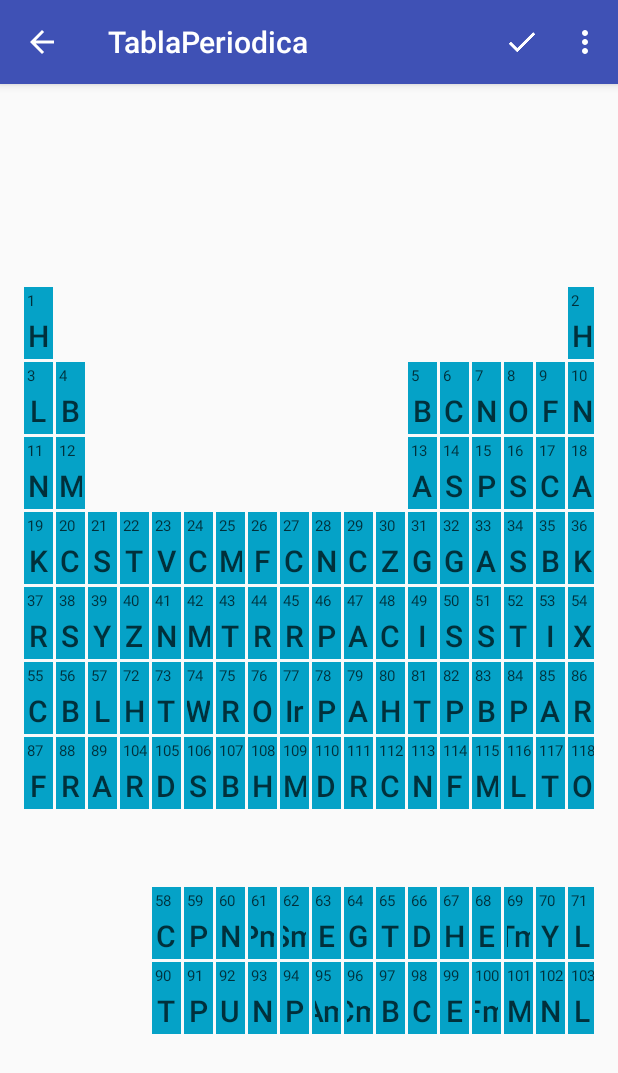
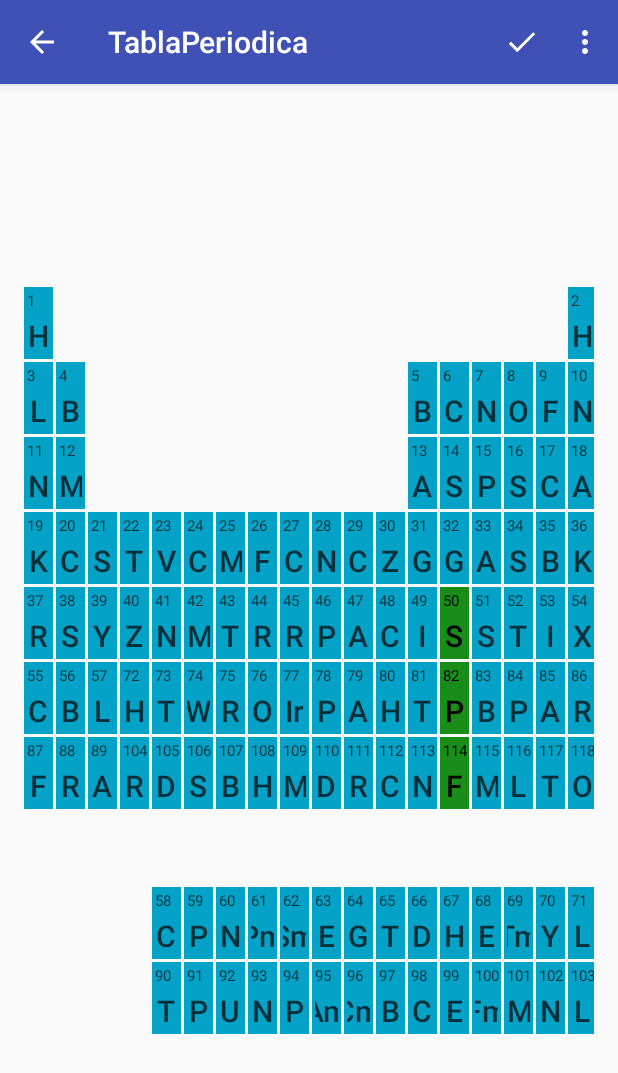
Before and after one commit to PatitoGordo/Periodic-Table, an Android app: the TableActivity screen opened directly, with no data from a screen before it, in the options menu, after a tap on "Deseleccionar respuestas", on a phone screen of 412 x 824 dp. Shown: the top 1073 px of the screen. Run offline under Robolectric (Android 15) with nearby library versions, the phone set to English and light mode, and no system bars; 1 statement that could not run was skipped.

Commit message:
Al presionar la palomita, se muestra la respuesta en verde.

```diff
--- a/TablaPeriodica/app/src/main/java/com/example/pc/tablaperiodica/ElementsAdapter.java
+++ b/TablaPeriodica/app/src/main/java/com/example/pc/tablaperiodica/ElementsAdapter.java
@@ -17,6 +17,8 @@ import android.widget.TextView;
 import android.widget.Toast;
 
 import com.example.pc.tablaperiodica.data.TableElements;
+
+import static com.example.pc.tablaperiodica.data.TableElements.tableIndex;
 
 /**
  * Created by pc on 23/09/2017.
@@ -76,9 +78,13 @@ public class ElementsAdapter extends BaseAdapter{
 
     public void clearSelection(GridView grid){
 
+        int brightColor = mContext.getResources().getColor(R.color.elementColor);
+        int darkColor = mContext.getResources().getColor(R.color.elementColorDark);
+
         for (int i=0; i<getCount(); i++){
             if(getElementIndexFromPosition(i) > 0) {
                 View element = grid.getChildAt(i);
+                element.findViewById(R.id.element_status_icon).setVisibility(View.GONE);
                 final TextView numberTextView = (TextView) element.findViewById(R.id.tv_atomic_number);
                 int elementIndex = Integer.parseInt(numberTextView.getText().toString());
 
@@ -88,7 +94,7 @@ public class ElementsAdapter extends BaseAdapter{
 
                     int animDuration = 70;
                     float scale = 1.2f;
-                    animateElement(element, animDuration, scale, false);
+                    animateElement(element, brightColor, darkColor);
                 }
             }
 
@@ -97,6 +103,14 @@ public class ElementsAdapter extends BaseAdapter{
 
     public int getElementIndexFromPosition(int position){
         return tableIndex[position];
+    }
+
+    public int getElementPositionFromIndex(int index){
+        for(int i=0; i<tableIndex.length; i++){
+            if(tableIndex[i] == index)
+                return i;
+        }
+        return -1;
     }
 
     public static boolean elementIsSelected(int elementIndex){
@@ -110,23 +124,29 @@ public class ElementsAdapter extends BaseAdapter{
 
         selectedElements[elementIndex] = !selectedElements[elementIndex];
 
-        int animDuration = 70;
-        float scale = 1.2f;
+        int brightColor = mContext.getResources().getColor(R.color.elementColor);
+        int darkColor = mContext.getResources().getColor(R.color.elementColorDark);
 
-        animateElement(v, animDuration, scale, elementIsSelected(elementIndex));
+        if(elementIsSelected(elementIndex)){
+            animateElement(v, darkColor, brightColor);
+        }
+        else{
+            animateElement(v, brightColor, darkColor);
+        }
+
     }
 
 
 
-    public void animateElement(final View v, final int animDuration, final float scale, final boolean select){
+    public void animateElement(final View v, final int backgroundColor, final int textColor){
         final View backgroundView = v.findViewById(R.id.background_view);
         final TextView numberTextView = (TextView) v.findViewById(R.id.tv_atomic_number);
         final TextView symbolTextview = (TextView) v.findViewById(R.id.tv_element_symbol);
 
-        final int brightColor = mContext.getResources().getColor(R.color.elementColor);
-        final int darkColor = mContext.getResources().getColor(R.color.elementColorDark);
 
-        v.animate().setDuration(animDuration).scaleY(scale)
+        final int animDuration = 100;
+
+        v.animate().setDuration(animDuration).scaleX(0f)
                 .setListener(new Animator.AnimatorListener() {
                     @Override
                     public void onAnimationStart(Animator animation) {
@@ -136,18 +156,14 @@ public class ElementsAdapter extends BaseAdapter{
                     @Override
                     public void onAnimationEnd(Animator animation) {
 
-                        if(select){
-                            symbolTextview.setTextColor(brightColor);
-                            numberTextView.setTextColor(brightColor);
-                            backgroundView.setBackgroundColor(darkColor);
+                        if(textColor != 0) {
+                            symbolTextview.setTextColor(textColor);
+                            numberTextView.setTextColor(textColor);
                         }
-                        else{
-                            symbolTextview.setTextColor(darkColor);
-                            numberTextView.setTextColor(darkColor);
-                            backgroundView.setBackgroundColor(brightColor);
+                        if(backgroundColor != 0) {
+                            backgroundView.setBackgroundColor(backgroundColor);
                         }
-
-                        v.animate().setDuration(animDuration).scaleY(1f).start();
+                        v.animate().setDuration(animDuration).scaleX(1f).start();
                     }
 
                     @Override
@@ -162,6 +178,13 @@ public class ElementsAdapter extends BaseAdapter{
                 });
     }
 
+    public void changeElementColor(View elementView, int backgroundColor, int textColor){
+
+        animateElement(elementView, backgroundColor, textColor);
+
+
+    }
+
     public void clickedElement(int position){ //Se manda a llamar cuando se clickea un elemento en position x
 
         int elementIndex = getElementIndexFromPosition(position);
@@ -171,18 +194,15 @@ public class ElementsAdapter extends BaseAdapter{
         notifyDataSetChanged();
     }
 
-    public static final int[] tableIndex = {
-            1,  0,  0,  0,  0,  0,  0,  0,  0,  0,  0,  0,  0,  0,  0,  0,  0,  2,
-            3,  4,  0,  0,  0,  0,  0,  0,  0,  0,  0,  0,  5,  6,  7,  8,  9,  10,
-            11, 12, 0,  0,  0,  0,  0,  0,  0,  0,  0,  0,  13, 14, 15, 16, 17, 18,
-            19, 20, 21, 22, 23, 24, 25, 26, 27, 28, 29, 30, 31, 32, 33, 34, 35, 36,
-            37, 38, 39, 40, 41, 42, 43, 44, 45, 46, 47, 48, 49, 50, 51, 52, 53, 54,
-            55, 56, 57, 72, 73, 74, 75, 76, 77, 78, 79, 80, 81, 82, 83, 84, 85, 86,
-            87, 88, 89, 104,105,106,107,108,109,110,111,112,113,114,115,116,117,118,
+    public void showAnswers(int[] answers, GridView table){
+        for(int elementIndex : answers){
 
-            0,  0,  0,  0,  0,  0,  0,  0,  0,  0,  0,  0,  0,  0,  0,  0,  0,  0,
-            0,  0,  0,  0,  58, 59, 60, 61, 62, 63, 64, 65, 66, 67, 68, 69, 70, 71,
-            0,  0,  0,  0,  90, 91, 92, 93, 94, 95, 96, 97, 98, 99, 100,101,102,103
+            int greenColor = mContext.getResources().getColor(R.color.green);
+            int blackColor = mContext.getResources().getColor(R.color.black);
 
-    };
+            changeElementColor(
+                    table.getChildAt(getElementPositionFromIndex(elementIndex))
+                    ,greenColor, blackColor);
+        }
+    }
 }
--- a/TablaPeriodica/app/src/main/java/com/example/pc/tablaperiodica/TableActivity.java
+++ b/TablaPeriodica/app/src/main/java/com/example/pc/tablaperiodica/TableActivity.java
@@ -1,45 +1,27 @@
 package com.example.pc.tablaperiodica;
 
 import android.content.Context;
-import android.support.v7.app.ActionBar;
 import android.support.v7.app.AppCompatActivity;
 import android.os.Bundle;
-import android.text.Layout;
-import android.util.DisplayMetrics;
-import android.util.StringBuilderPrinter;
-import android.view.Display;
-import android.view.GestureDetector;
-import android.view.LayoutInflater;
 import android.view.Menu;
 import android.view.MenuItem;
-import android.view.MotionEvent;
 import android.view.View;
-import android.view.ViewGroup;
-import android.view.WindowManager;
-import android.widget.AdapterView;
 import android.widget.GridView;
-import android.widget.TableLayout;
-import android.widget.TableRow;
-import android.widget.TextView;
-import android.widget.Toast;
-import android.view.ViewGroup.LayoutParams;
 
-import com.example.pc.tablaperiodica.data.TableElements;
-
-import org.w3c.dom.Text;
+import com.example.pc.tablaperiodica.data.QuestionsData;
 
 public class TableActivity extends AppCompatActivity {
 
-    public static final String QUESTION_NUMBER_KEY = "questionNumber";
+    public static final String QUESTION_NUMBER_KEY = "mQuestionNumber";
 
     Context mContext;
 
-    private int questionNumber;
+    private int mQuestionNumber;
 
     private GridView mTableView;
     private ElementsAdapter mAdapter;
 
-    private GestureDetector gestureDetector;
+    private int[] mAnswer;
 
     @Override
     public boolean onCreateOptionsMenu(Menu menu) {
@@ -53,7 +35,8 @@ public class TableActivity extends AppCompatActivity {
         super.onCreate(savedInstanceState);
         setContentView(R.layout.activity_table);
 
-        questionNumber = getIntent().getExtras().getInt(QUESTION_NUMBER_KEY, -1);
+        mQuestionNumber = getIntent().getExtras().getInt(QUESTION_NUMBER_KEY, -1);
+        mAnswer = QuestionsData.getAnswer(mQuestionNumber);
 
         mContext = this;
 
@@ -61,21 +44,6 @@ public class TableActivity extends AppCompatActivity {
 
         mAdapter = new ElementsAdapter(this);
         mTableView.setAdapter(mAdapter);
-//        mTableView.setOnTouchListener(new View.OnTouchListener() {
-//            @Override
-//            public boolean onTouch(View v, MotionEvent event) {
-//                v.setVisibility(View.INVISIBLE);
-//                return false;
-//            }
-//        });
-
-//        mTableView.setOnItemClickListener(new AdapterView.OnTouchListener() {
-//            public void onItemClick(AdapterView<?> parent, View v,
-//                                    int position, long id) {
-//                int clickedElementNumber = mAdapter.getElementIndexFromPosition(position);
-//                mAdapter.clickedElement(position);
-//            }
-//        });
 
     }
 
@@ -85,7 +53,7 @@ public class TableActivity extends AppCompatActivity {
         switch (item.getItemId()){
 
             case R.id.send_answers:
-                //TODO Enviar respuestas
+                mAdapter.showAnswers(mAnswer, mTableView);
                 return true;
             case R.id.clear_answers:
                 mAdapter.clearSelection(mTableView);
--- a/TablaPeriodica/app/src/main/java/com/example/pc/tablaperiodica/data/QuestionsData.java
+++ b/TablaPeriodica/app/src/main/java/com/example/pc/tablaperiodica/data/QuestionsData.java
@@ -26,6 +26,33 @@ public class QuestionsData {
             "La menor Energía de Ionización en el grupo 2"
     };
 
+    private static final String[] answerList = {
+            "50,82,114",
+            "87",
+            "9",
+            "35",
+            "52",
+            "47",
+            "7,15",
+            "79",
+            "5",
+            "30,48,80,112",
+            "86",
+            "27",
+            "87",
+            "36",
+            "88"
+    };
+
+    public static int[] getAnswer(int index){
+        String[] temp_answer = answerList[index].split(",");
+        int[] answer = new int[temp_answer.length];
+        for(int i=0; i<temp_answer.length; i++){
+            answer[i] = Integer.parseInt(temp_answer[i]);
+        }
+        return answer;
+    }
+
     public static final int QUESTION_COUNT = questionList.length;
 
     public static String getQuestion(int questionIndex){
--- a/TablaPeriodica/app/src/main/res/layout-land/element_view.xml
+++ b/TablaPeriodica/app/src/main/res/layout-land/element_view.xml
@@ -45,4 +45,15 @@
         tools:layout_editor_absoluteY="0dp"
         tools:layout_editor_absoluteX="0dp" />
 
+    <ImageView
+        android:layout_width="20dp"
+        android:layout_height="20dp"
+        android:id="@+id/element_status_icon"
+        android:src="@mipmap/ic_check_circle_black_24dp"
+        android:layout_marginRight="4dp"
+        app:layout_constraintRight_toRightOf="parent"
+        app:layout_constraintTop_toTopOf="parent"
+        android:layout_marginTop="4dp"
+        android:visibility="gone"/>
+
 </android.support.constraint.ConstraintLayout>
--- a/TablaPeriodica/app/src/main/res/layout/element_view.xml
+++ b/TablaPeriodica/app/src/main/res/layout/element_view.xml
@@ -45,4 +45,15 @@
         tools:layout_editor_absoluteY="0dp"
         tools:layout_editor_absoluteX="0dp" />
 
+    <ImageView
+        android:layout_width="20dp"
+        android:layout_height="20dp"
+        android:id="@+id/element_status_icon"
+        android:src="@mipmap/ic_check_circle_black_24dp"
+        android:layout_marginRight="4dp"
+        app:layout_constraintRight_toRightOf="parent"
+        app:layout_constraintTop_toTopOf="parent"
+        android:layout_marginTop="4dp"
+        android:visibility="gone"/>
+
 </android.support.constraint.ConstraintLayout>
--- a/TablaPeriodica/app/src/main/res/values/colors.xml
+++ b/TablaPeriodica/app/src/main/res/values/colors.xml
@@ -12,4 +12,5 @@
     <color name="white">#ffffff</color>
     <color name="black">#000000</color>
     <color name="gray">#c1cdcd</color>
+    <color name="green">#198c19</color>
 </resources>
```
Also changed, not shown: TablaPeriodica/app/src/main/java/com/example/pc/tablaperiodica/data/TableElements.java (+17 -2 lines).
